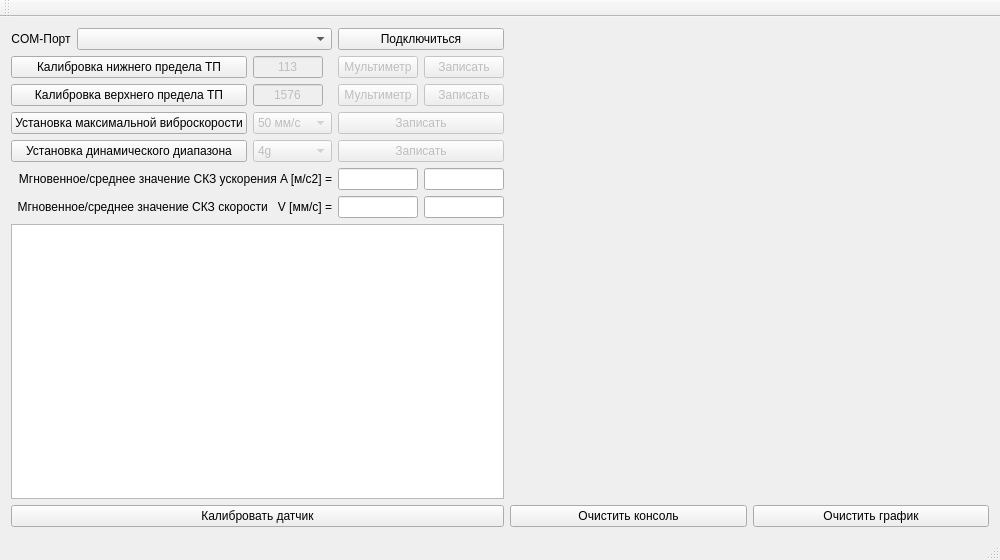
First picture: the form in mainwindow.ui, repository SeegmaEpsilon/VD17_GUI, before the edit.
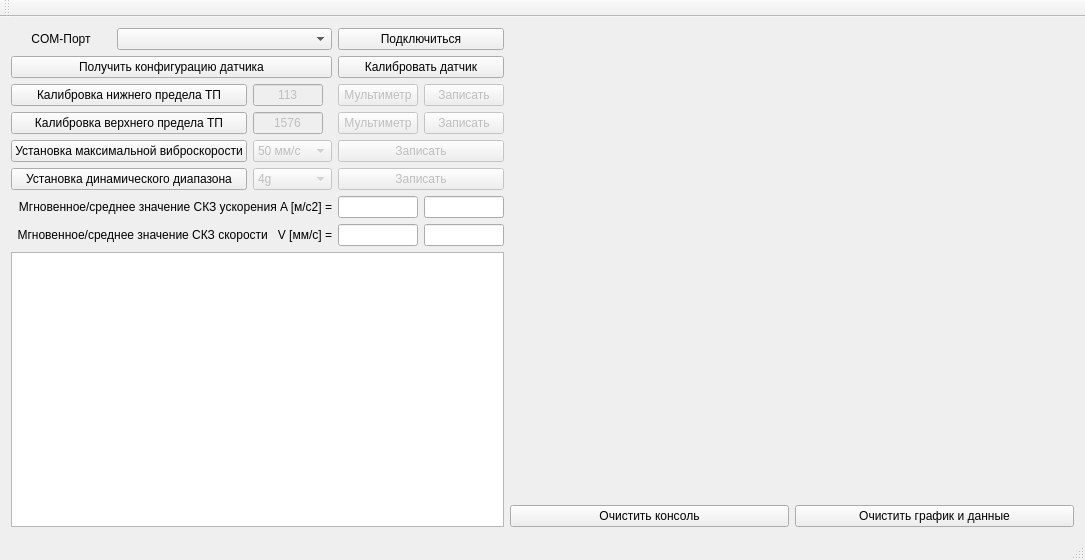
Second picture: the form after the edit. Custom widgets are drawn as their Qt base class.

Commit message: v1.6.2 - added icon, little changed UI, now full reset of arrays and flags after push clear graph data

What changed in the file:
```diff
--- a/mainwindow.ui
+++ b/mainwindow.ui
@@ -6,7 +6,7 @@
    <rect>
     <x>0</x>
     <y>0</y>
-    <width>1000</width>
+    <width>1085</width>
     <height>560</height>
    </rect>
   </property>
@@ -15,10 +15,10 @@
   </property>
   <widget class="QWidget" name="centralWidget">
    <layout class="QGridLayout" name="gridLayout">
-    <item row="0" column="8" rowspan="8">
-     <widget class="QCustomPlot" name="canvas" native="true">
+    <item row="9" column="5">
+     <widget class="QPushButton" name="pushButton_clear_console">
       <property name="sizePolicy">
-       <sizepolicy hsizetype="Expanding" vsizetype="Preferred">
+       <sizepolicy hsizetype="Expanding" vsizetype="Fixed">
         <horstretch>0</horstretch>
         <verstretch>0</verstretch>
        </sizepolicy>
@@ -29,29 +29,33 @@
         <height>0</height>
        </size>
       </property>
+      <property name="text">
+       <string>Очистить консоль</string>
+      </property>
      </widget>
     </item>
-    <item row="8" column="0" colspan="7">
-     <widget class="QPushButton" name="pushButton_calibrate_device">
-      <property name="enabled">
-       <bool>true</bool>
+    <item row="6" column="0" colspan="3">
+     <widget class="QLabel" name="label_acceleration_RMS">
+      <property name="text">
+       <string>Мгновенное/среднее значение СКЗ ускорения A [м/с2] =</string>
       </property>
-      <property name="sizePolicy">
-       <sizepolicy hsizetype="Preferred" vsizetype="Fixed">
-        <horstretch>0</horstretch>
-        <verstretch>0</verstretch>
-       </sizepolicy>
+      <property name="alignment">
+       <set>Qt::AlignRight|Qt::AlignTrailing|Qt::AlignVCenter</set>
       </property>
+     </widget>
+    </item>
+    <item row="7" column="0" colspan="3">
+     <widget class="QLabel" name="label">
       <property name="text">
-       <string>Калибровать датчик</string>
+       <string>Мгновенное/среднее значение СКЗ скорости   V [мм/с] =</string>
       </property>
+      <property name="alignment">
+       <set>Qt::AlignRight|Qt::AlignTrailing|Qt::AlignVCenter</set>
+      </property>
      </widget>
     </item>
-    <item row="2" column="6">
-     <widget class="QPushButton" name="pushButton_UL_write">
-      <property name="enabled">
-       <bool>false</bool>
-      </property>
+    <item row="3" column="0" colspan="2">
+     <widget class="QPushButton" name="pushButton_UL_calibration">
       <property name="sizePolicy">
        <sizepolicy hsizetype="Preferred" vsizetype="Fixed">
         <horstretch>0</horstretch>
@@ -59,11 +63,11 @@
        </sizepolicy>
       </property>
       <property name="text">
-       <string>Записать</string>
+       <string>Калибровка верхнего предела ТП</string>
       </property>
      </widget>
     </item>
-    <item row="4" column="5" colspan="2">
+    <item row="5" column="3" colspan="2">
      <widget class="QPushButton" name="pushButton_dynamic_range_write">
       <property name="enabled">
        <bool>false</bool>
@@ -79,7 +83,7 @@
       </property>
      </widget>
     </item>
-    <item row="1" column="4">
+    <item row="2" column="2">
      <widget class="QLineEdit" name="lineEdit_DL_value">
       <property name="enabled">
        <bool>false</bool>
@@ -107,29 +111,7 @@
       </property>
      </widget>
     </item>
-    <item row="6" column="6">
-     <widget class="QLineEdit" name="lineEdit_average_V">
-      <property name="sizePolicy">
-       <sizepolicy hsizetype="Preferred" vsizetype="Fixed">
-        <horstretch>0</horstretch>
-        <verstretch>0</verstretch>
-       </sizepolicy>
-      </property>
-      <property name="maximumSize">
-       <size>
-        <width>80</width>
-        <height>16777215</height>
-       </size>
-      </property>
-      <property name="alignment">
-       <set>Qt::AlignCenter</set>
-      </property>
-      <property name="readOnly">
-       <bool>true</bool>
-      </property>
-     </widget>
-    </item>
-    <item row="1" column="6">
+    <item row="2" column="4">
      <widget class="QPushButton" name="pushButton_DL_write">
       <property name="enabled">
        <bool>false</bool>
@@ -145,27 +127,8 @@
       </property>
      </widget>
     </item>
-    <item row="7" column="0" colspan="7">
-     <widget class="QTextEdit" name="UART_output">
-      <property name="sizePolicy">
-       <sizepolicy hsizetype="Preferred" vsizetype="Preferred">
-        <horstretch>0</horstretch>
-        <verstretch>0</verstretch>
-       </sizepolicy>
-      </property>
-      <property name="minimumSize">
-       <size>
-        <width>0</width>
-        <height>0</height>
-       </size>
-      </property>
-      <property name="readOnly">
-       <bool>true</bool>
-      </property>
-     </widget>
-    </item>
-    <item row="3" column="5" colspan="2">
-     <widget class="QPushButton" name="pushButton_mmpersec_write">
+    <item row="3" column="2">
+     <widget class="QLineEdit" name="lineEdit_UL_value">
       <property name="enabled">
        <bool>false</bool>
       </property>
@@ -175,47 +138,24 @@
         <verstretch>0</verstretch>
        </sizepolicy>
       </property>
-      <property name="text">
-       <string>Записать</string>
-      </property>
-     </widget>
-    </item>
-    <item row="0" column="5" colspan="2">
-     <widget class="QPushButton" name="pushButton_COM_connect">
-      <property name="sizePolicy">
-       <sizepolicy hsizetype="Preferred" vsizetype="Fixed">
-        <horstretch>0</horstretch>
-        <verstretch>0</verstretch>
-       </sizepolicy>
-      </property>
-      <property name="text">
-       <string>Подключиться</string>
-      </property>
-     </widget>
-    </item>
-    <item row="0" column="0">
-     <widget class="QLabel" name="label_port">
-      <property name="sizePolicy">
-       <sizepolicy hsizetype="Preferred" vsizetype="Preferred">
-        <horstretch>0</horstretch>
-        <verstretch>0</verstretch>
-       </sizepolicy>
-      </property>
       <property name="maximumSize">
        <size>
-        <width>100</width>
+        <width>70</width>
         <height>16777215</height>
        </size>
       </property>
       <property name="text">
-       <string>COM-Порт</string>
+       <string>1576</string>
+      </property>
+      <property name="maxLength">
+       <number>4</number>
       </property>
       <property name="alignment">
        <set>Qt::AlignCenter</set>
       </property>
      </widget>
     </item>
-    <item row="3" column="4">
+    <item row="4" column="2">
      <widget class="QComboBox" name="cmb_mmpersec">
       <property name="enabled">
        <bool>false</bool>
@@ -245,120 +185,7 @@
       </item>
      </widget>
     </item>
-    <item row="3" column="0" colspan="4">
-     <widget class="QPushButton" name="pushButton_mmpersec_calibration">
-      <property name="enabled">
-       <bool>true</bool>
-      </property>
-      <property name="sizePolicy">
-       <sizepolicy hsizetype="Preferred" vsizetype="Fixed">
-        <horstretch>0</horstretch>
-        <verstretch>0</verstretch>
-       </sizepolicy>
-      </property>
-      <property name="text">
-       <string>Установка максимальной виброскорости</string>
-      </property>
-     </widget>
-    </item>
-    <item row="8" column="8">
-     <layout class="QHBoxLayout" name="horizontalLayout_4">
-      <item>
-       <widget class="QPushButton" name="pushButton_clear_console">
-        <property name="sizePolicy">
-         <sizepolicy hsizetype="Expanding" vsizetype="Fixed">
-          <horstretch>0</horstretch>
-          <verstretch>0</verstretch>
-         </sizepolicy>
-        </property>
-        <property name="minimumSize">
-         <size>
-          <width>0</width>
-          <height>0</height>
-         </size>
-        </property>
-        <property name="text">
-         <string>Очистить консоль</string>
-        </property>
-       </widget>
-      </item>
-      <item>
-       <widget class="QPushButton" name="pushButton_clear_canvas">
-        <property name="sizePolicy">
-         <sizepolicy hsizetype="Expanding" vsizetype="Fixed">
-          <horstretch>0</horstretch>
-          <verstretch>0</verstretch>
-         </sizepolicy>
-        </property>
-        <property name="minimumSize">
-         <size>
-          <width>0</width>
-          <height>0</height>
-         </size>
-        </property>
-        <property name="text">
-         <string>Очистить график</string>
-        </property>
-       </widget>
-      </item>
-     </layout>
-    </item>
-    <item row="2" column="0" colspan="4">
-     <widget class="QPushButton" name="pushButton_UL_calibration">
-      <property name="sizePolicy">
-       <sizepolicy hsizetype="Preferred" vsizetype="Fixed">
-        <horstretch>0</horstretch>
-        <verstretch>0</verstretch>
-       </sizepolicy>
-      </property>
-      <property name="text">
-       <string>Калибровка верхнего предела ТП</string>
-      </property>
-     </widget>
-    </item>
-    <item row="5" column="0" colspan="5">
-     <widget class="QLabel" name="label_acceleration_RMS">
-      <property name="text">
-       <string>Мгновенное/среднее значение СКЗ ускорения A [м/с2] =</string>
-      </property>
-      <property name="alignment">
-       <set>Qt::AlignRight|Qt::AlignTrailing|Qt::AlignVCenter</set>
-      </property>
-     </widget>
-    </item>
-    <item row="6" column="0" colspan="5">
-     <widget class="QLabel" name="label">
-      <property name="text">
-       <string>Мгновенное/среднее значение СКЗ скорости   V [мм/с] =</string>
-      </property>
-      <property name="alignment">
-       <set>Qt::AlignRight|Qt::AlignTrailing|Qt::AlignVCenter</set>
-      </property>
-     </widget>
-    </item>
-    <item row="4" column="0" colspan="4">
-     <widget class="QPushButton" name="pushButton_dynamic_range_set">
-      <property name="sizePolicy">
-       <sizepolicy hsizetype="Preferred" vsizetype="Fixed">
-        <horstretch>0</horstretch>
-        <verstretch>0</verstretch>
-       </sizepolicy>
-      </property>
-      <property name="minimumSize">
-       <size>
-        <width>215</width>
-        <height>0</height>
-       </size>
-      </property>
-      <property name="layoutDirection">
-       <enum>Qt::LeftToRight</enum>
-      </property>
-      <property name="text">
-       <string>Установка динамического диапазона</string>
-      </property>
-     </widget>
-    </item>
-    <item row="1" column="0" colspan="4">
+    <item row="2" column="0" colspan="2">
      <widget class="QPushButton" name="pushButton_DL_calibration">
       <property name="sizePolicy">
        <sizepolicy hsizetype="Preferred" vsizetype="Fixed">
@@ -386,8 +213,8 @@
       </property>
      </widget>
     </item>
-    <item row="2" column="4">
-     <widget class="QLineEdit" name="lineEdit_UL_value">
+    <item row="3" column="4">
+     <widget class="QPushButton" name="pushButton_UL_write">
       <property name="enabled">
        <bool>false</bool>
       </property>
@@ -397,26 +224,134 @@
         <verstretch>0</verstretch>
        </sizepolicy>
       </property>
+      <property name="text">
+       <string>Записать</string>
+      </property>
+     </widget>
+    </item>
+    <item row="5" column="0" colspan="2">
+     <widget class="QPushButton" name="pushButton_dynamic_range_set">
+      <property name="sizePolicy">
+       <sizepolicy hsizetype="Preferred" vsizetype="Fixed">
+        <horstretch>0</horstretch>
+        <verstretch>0</verstretch>
+       </sizepolicy>
+      </property>
+      <property name="minimumSize">
+       <size>
+        <width>215</width>
+        <height>0</height>
+       </size>
+      </property>
+      <property name="layoutDirection">
+       <enum>Qt::LeftToRight</enum>
+      </property>
+      <property name="text">
+       <string>Установка динамического диапазона</string>
+      </property>
+     </widget>
+    </item>
+    <item row="6" column="3">
+     <widget class="QLineEdit" name="lineEdit_RMS_A">
+      <property name="sizePolicy">
+       <sizepolicy hsizetype="Preferred" vsizetype="Fixed">
+        <horstretch>0</horstretch>
+        <verstretch>0</verstretch>
+       </sizepolicy>
+      </property>
       <property name="maximumSize">
        <size>
-        <width>70</width>
+        <width>80</width>
         <height>16777215</height>
        </size>
       </property>
+      <property name="alignment">
+       <set>Qt::AlignCenter</set>
+      </property>
+      <property name="readOnly">
+       <bool>true</bool>
+      </property>
+     </widget>
+    </item>
+    <item row="7" column="3">
+     <widget class="QLineEdit" name="lineEdit_RMS_V">
+      <property name="sizePolicy">
+       <sizepolicy hsizetype="Preferred" vsizetype="Fixed">
+        <horstretch>0</horstretch>
+        <verstretch>0</verstretch>
+       </sizepolicy>
+      </property>
+      <property name="maximumSize">
+       <size>
+        <width>80</width>
+        <height>16777215</height>
+       </size>
+      </property>
+      <property name="alignment">
+       <set>Qt::AlignCenter</set>
+      </property>
+      <property name="readOnly">
+       <bool>true</bool>
+      </property>
+     </widget>
+    </item>
+    <item row="4" column="0" colspan="2">
+     <widget class="QPushButton" name="pushButton_mmpersec_calibration">
+      <property name="enabled">
+       <bool>true</bool>
+      </property>
+      <property name="sizePolicy">
+       <sizepolicy hsizetype="Preferred" vsizetype="Fixed">
+        <horstretch>0</horstretch>
+        <verstretch>0</verstretch>
+       </sizepolicy>
+      </property>
       <property name="text">
-       <string>1576</string>
+       <string>Установка максимальной виброскорости</string>
       </property>
-      <property name="maxLength">
-       <number>4</number>
+     </widget>
+    </item>
+    <item row="0" column="0">
+     <widget class="QLabel" name="label_port">
+      <property name="sizePolicy">
+       <sizepolicy hsizetype="Preferred" vsizetype="Preferred">
+        <horstretch>0</horstretch>
+        <verstretch>0</verstretch>
+       </sizepolicy>
       </property>
+      <property name="maximumSize">
+       <size>
+        <width>100</width>
+        <height>16777215</height>
+       </size>
+      </property>
+      <property name="text">
+       <string>COM-Порт</string>
+      </property>
       <property name="alignment">
        <set>Qt::AlignCenter</set>
       </property>
      </widget>
     </item>
-    <item row="2" column="5">
-     <widget class="QPushButton" name="pushButton_UL_multimeter">
+    <item row="1" column="3" colspan="2">
+     <widget class="QPushButton" name="pushButton_calibrate_device">
       <property name="enabled">
+       <bool>true</bool>
+      </property>
+      <property name="sizePolicy">
+       <sizepolicy hsizetype="Preferred" vsizetype="Fixed">
+        <horstretch>0</horstretch>
+        <verstretch>0</verstretch>
+       </sizepolicy>
+      </property>
+      <property name="text">
+       <string>Калибровать датчик</string>
+      </property>
+     </widget>
+    </item>
+    <item row="4" column="3" colspan="2">
+     <widget class="QPushButton" name="pushButton_mmpersec_write">
+      <property name="enabled">
        <bool>false</bool>
       </property>
       <property name="sizePolicy">
@@ -426,11 +361,11 @@
        </sizepolicy>
       </property>
       <property name="text">
-       <string>Мультиметр</string>
+       <string>Записать</string>
       </property>
      </widget>
     </item>
-    <item row="1" column="5">
+    <item row="2" column="3">
      <widget class="QPushButton" name="pushButton_DL_multimeter">
       <property name="enabled">
        <bool>false</bool>
@@ -446,10 +381,23 @@
       </property>
      </widget>
     </item>
-    <item row="0" column="1" colspan="4">
-     <widget class="QComboBox" name="comboBox_port"/>
+    <item row="3" column="3">
+     <widget class="QPushButton" name="pushButton_UL_multimeter">
+      <property name="enabled">
+       <bool>false</bool>
+      </property>
+      <property name="sizePolicy">
+       <sizepolicy hsizetype="Preferred" vsizetype="Fixed">
+        <horstretch>0</horstretch>
+        <verstretch>0</verstretch>
+       </sizepolicy>
+      </property>
+      <property name="text">
+       <string>Мультиметр</string>
+      </property>
+     </widget>
     </item>
-    <item row="4" column="4">
+    <item row="5" column="2">
      <widget class="QComboBox" name="cmb_dynamic_ranges">
       <property name="enabled">
        <bool>false</bool>
@@ -479,51 +427,7 @@
       </item>
      </widget>
     </item>
-    <item row="6" column="5">
-     <widget class="QLineEdit" name="lineEdit_RMS_V">
-      <property name="sizePolicy">
-       <sizepolicy hsizetype="Preferred" vsizetype="Fixed">
-        <horstretch>0</horstretch>
-        <verstretch>0</verstretch>
-       </sizepolicy>
-      </property>
-      <property name="maximumSize">
-       <size>
-        <width>80</width>
-        <height>16777215</height>
-       </size>
-      </property>
-      <property name="alignment">
-       <set>Qt::AlignCenter</set>
-      </property>
-      <property name="readOnly">
-       <bool>true</bool>
-      </property>
-     </widget>
-    </item>
-    <item row="5" column="5">
-     <widget class="QLineEdit" name="lineEdit_RMS_A">
-      <property name="sizePolicy">
-       <sizepolicy hsizetype="Preferred" vsizetype="Fixed">
-        <horstretch>0</horstretch>
-        <verstretch>0</verstretch>
-       </sizepolicy>
-      </property>
-      <property name="maximumSize">
-       <size>
-        <width>80</width>
-        <height>16777215</height>
-       </size>
-      </property>
-      <property name="alignment">
-       <set>Qt::AlignCenter</set>
-      </property>
-      <property name="readOnly">
-       <bool>true</bool>
-      </property>
-     </widget>
-    </item>
-    <item row="5" column="6">
+    <item row="6" column="4">
      <widget class="QLineEdit" name="lineEdit_average_A">
       <property name="sizePolicy">
        <sizepolicy hsizetype="Preferred" vsizetype="Fixed">
@@ -545,6 +449,106 @@
       </property>
      </widget>
     </item>
+    <item row="7" column="4">
+     <widget class="QLineEdit" name="lineEdit_average_V">
+      <property name="sizePolicy">
+       <sizepolicy hsizetype="Preferred" vsizetype="Fixed">
+        <horstretch>0</horstretch>
+        <verstretch>0</verstretch>
+       </sizepolicy>
+      </property>
+      <property name="maximumSize">
+       <size>
+        <width>80</width>
+        <height>16777215</height>
+       </size>
+      </property>
+      <property name="alignment">
+       <set>Qt::AlignCenter</set>
+      </property>
+      <property name="readOnly">
+       <bool>true</bool>
+      </property>
+     </widget>
+    </item>
+    <item row="9" column="6">
+     <widget class="QPushButton" name="pushButton_clear_canvas">
+      <property name="sizePolicy">
+       <sizepolicy hsizetype="Expanding" vsizetype="Fixed">
+        <horstretch>0</horstretch>
+        <verstretch>0</verstretch>
+       </sizepolicy>
+      </property>
+      <property name="minimumSize">
+       <size>
+        <width>0</width>
+        <height>0</height>
+       </size>
+      </property>
+      <property name="text">
+       <string>Очистить график и данные</string>
+      </property>
+     </widget>
+    </item>
+    <item row="0" column="5" rowspan="9" colspan="2">
+     <widget class="QCustomPlot" name="canvas" native="true">
+      <property name="sizePolicy">
+       <sizepolicy hsizetype="Expanding" vsizetype="Expanding">
+        <horstretch>0</horstretch>
+        <verstretch>0</verstretch>
+       </sizepolicy>
+      </property>
+      <property name="minimumSize">
+       <size>
+        <width>0</width>
+        <height>0</height>
+       </size>
+      </property>
+      <zorder></zorder>
+     </widget>
+    </item>
+    <item row="8" column="0" rowspan="2" colspan="5">
+     <widget class="QTextEdit" name="UART_output">
+      <property name="sizePolicy">
+       <sizepolicy hsizetype="Preferred" vsizetype="Preferred">
+        <horstretch>0</horstretch>
+        <verstretch>0</verstretch>
+       </sizepolicy>
+      </property>
+      <property name="minimumSize">
+       <size>
+        <width>0</width>
+        <height>0</height>
+       </size>
+      </property>
+      <property name="readOnly">
+       <bool>true</bool>
+      </property>
+     </widget>
+    </item>
+    <item row="0" column="1" colspan="2">
+     <widget class="QComboBox" name="comboBox_port"/>
+    </item>
+    <item row="0" column="3" colspan="2">
+     <widget class="QPushButton" name="pushButton_COM_connect">
+      <property name="sizePolicy">
+       <sizepolicy hsizetype="Preferred" vsizetype="Fixed">
+        <horstretch>0</horstretch>
+        <verstretch>0</verstretch>
+       </sizepolicy>
+      </property>
+      <property name="text">
+       <string>Подключиться</string>
+      </property>
+     </widget>
+    </item>
+    <item row="1" column="0" colspan="3">
+     <widget class="QPushButton" name="pushButton_get_config">
+      <property name="text">
+       <string>Получить конфигурацию датчика</string>
+      </property>
+     </widget>
+    </item>
    </layout>
   </widget>
   <widget class="QMenuBar" name="menuBar">
@@ -552,7 +556,7 @@
     <rect>
      <x>0</x>
      <y>0</y>
-     <width>1000</width>
+     <width>1085</width>
      <height>20</height>
     </rect>
    </property>
```
The commit also changes 27 other files.
